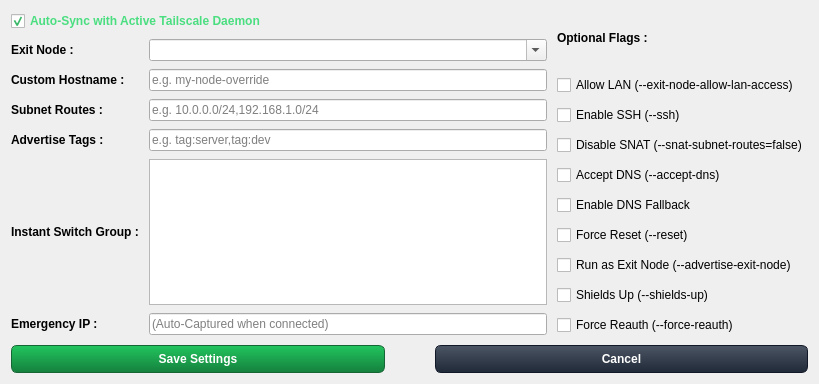
Above: pygui/dialogs/node.ui from Arean82/Tailscale-Headscale-Client before the change. Below: the same form after it.
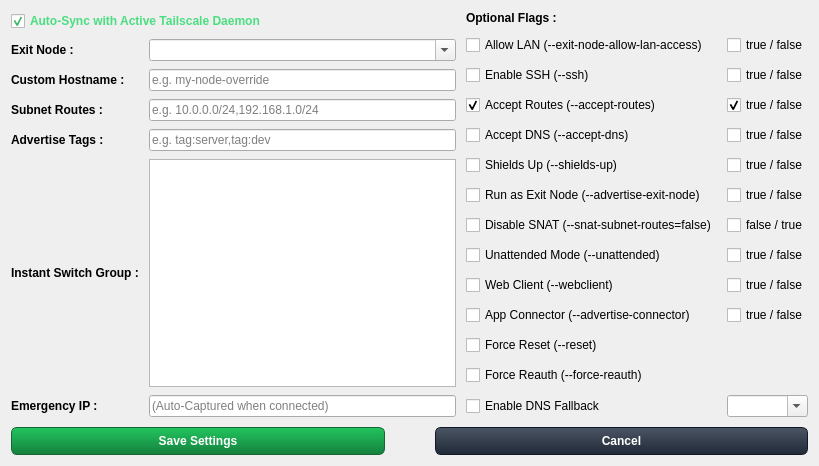
That is the form after the change.

Commit message: feat: add comprehensive per-profile tailscale flags and two-column options UI

What changed in the file:
```diff
--- a/pygui/dialogs/node.ui
+++ b/pygui/dialogs/node.ui
@@ -206,16 +206,6 @@
        </item>
        <item>
         <layout class="QGridLayout" name="flagsLayout">
-         <item row="5" column="0">
-          <widget class="QCheckBox" name="chkForceReset">
-           <property name="toolTip">
-            <string>Wipe local daemon state (routes, exit nodes) before bringing up this profile.</string>
-           </property>
-           <property name="text">
-            <string>Force Reset (--reset)</string>
-           </property>
-          </widget>
-         </item>
          <item row="0" column="0">
           <widget class="QCheckBox" name="chkAllowLAN">
            <property name="toolTip">
@@ -226,16 +216,6 @@
            </property>
           </widget>
          </item>
-         <item row="2" column="0">
-          <widget class="QCheckBox" name="chkDisableSNAT">
-           <property name="toolTip">
-            <string>Disable Source NAT for advertised routes. Required for site-to-site networking.</string>
-           </property>
-           <property name="text">
-            <string>Disable SNAT (--snat-subnet-routes=false)</string>
-           </property>
-          </widget>
-         </item>
          <item row="1" column="0">
           <widget class="QCheckBox" name="chkSSH">
            <property name="toolTip">
@@ -246,7 +226,100 @@
            </property>
           </widget>
          </item>
+          <item row="2" column="0">
+           <widget class="QCheckBox" name="chkAcceptRoutes">
+            <property name="toolTip">
+             <string>Accept subnet routes advertised by other nodes.</string>
+            </property>
+            <property name="text">
+             <string>Accept Routes (--accept-routes)</string>
+            </property>
+            <property name="checked">
+             <bool>true</bool>
+            </property>
+           </widget>
+          </item>
+          <item row="3" column="0">
+           <widget class="QCheckBox" name="chkAcceptDNS">
+            <property name="toolTip">
+             <string>Accept DNS settings pushed by the Tailnet.</string>
+            </property>
+            <property name="text">
+             <string>Accept DNS (--accept-dns)</string>
+            </property>
+           </widget>
+          </item>
+          <item row="4" column="0">
+           <widget class="QCheckBox" name="chkShieldsUp">
+            <property name="toolTip">
+             <string>Blocks incoming connections from other devices on your Tailnet for maximum security.</string>
+            </property>
+            <property name="text">
+             <string>Shields Up (--shields-up)</string>
+            </property>
+           </widget>
+          </item>
+          <item row="5" column="0">
+           <widget class="QCheckBox" name="chkAdvertiseExitNode">
+            <property name="toolTip">
+             <string>Allows this machine to act as an exit node for the rest of your Tailnet.</string>
+            </property>
+            <property name="text">
+             <string>Run as Exit Node (--advertise-exit-node)</string>
+            </property>
+           </widget>
+          </item>
+          <item row="6" column="0">
+           <widget class="QCheckBox" name="chkDisableSNAT">
+            <property name="toolTip">
+             <string>Disable Source NAT for advertised routes. Required for site-to-site networking.</string>
+            </property>
+            <property name="text">
+             <string>Disable SNAT (--snat-subnet-routes=false)</string>
+            </property>
+           </widget>
+          </item>
+          <item row="7" column="0">
+           <widget class="QCheckBox" name="chkUnattended">
+            <property name="toolTip">
+             <string>Run Tailscale unattended in background without user session.</string>
+            </property>
+            <property name="text">
+             <string>Unattended Mode (--unattended)</string>
+            </property>
+           </widget>
+          </item>
          <item row="8" column="0">
+           <widget class="QCheckBox" name="chkWebclient">
+            <property name="toolTip">
+             <string>Enable Tailscale web client interface on this machine.</string>
+            </property>
+            <property name="text">
+             <string>Web Client (--webclient)</string>
+            </property>
+           </widget>
+          </item>
+          <item row="9" column="0">
+           <widget class="QCheckBox" name="chkAdvertiseConnector">
+            <property name="toolTip">
+             <string>Advertise this machine as an app connector.</string>
+            </property>
+            <property name="text">
+             <string>App Connector (--advertise-connector)</string>
+            </property>
+           </widget>
+          </item>
+          <item row="10" column="0">
+           <widget class="QCheckBox" name="chkForceReset">
+            <property name="toolTip">
+             <string>Wipe local daemon state (routes, exit nodes) before bringing up this profile.</string>
+            </property>
+            <property name="text">
+             <string>Force Reset (--reset)</string>
+            </property>
+           </widget>
+          </item>
+          <item row="11" column="0">
           <widget class="QCheckBox" name="chkForceReauth">
            <property name="toolTip">
             <string>Forces the daemon to completely re-authenticate with the control server.</string>
@@ -256,17 +329,7 @@
            </property>
           </widget>
          </item>
-         <item row="6" column="0">
-          <widget class="QCheckBox" name="chkAdvertiseExitNode">
-           <property name="toolTip">
-            <string>Allows this machine to act as an exit node for the rest of your Tailnet.</string>
-           </property>
-           <property name="text">
-            <string>Run as Exit Node (--advertise-exit-node)</string>
-           </property>
-          </widget>
-         </item>
-         <item row="4" column="0">
+          <item row="12" column="0">
           <widget class="QCheckBox" name="chkDnsFallback">
            <property name="toolTip">
             <string>Use the cached Emergency IP if the login server domain cannot be resolved.</string>
@@ -276,24 +339,102 @@
            </property>
           </widget>
          </item>
-         <item row="7" column="0">
-          <widget class="QCheckBox" name="chkShieldsUp">
-           <property name="toolTip">
-            <string>Blocks incoming connections from other devices on your Tailnet for maximum security.</string>
-           </property>
+          <item row="0" column="1">
+           <widget class="QCheckBox" name="chkAllowLANValue">
+            <property name="text">
+             <string>true / false</string>
+            </property>
+           </widget>
+          </item>
+          <item row="1" column="1">
+           <widget class="QCheckBox" name="chkSSHValue">
            <property name="text">
-            <string>Shields Up (--shields-up)</string>
+             <string>true / false</string>
            </property>
           </widget>
          </item>
-         <item row="3" column="0">
-          <widget class="QCheckBox" name="chkAcceptDNS">
+          <item row="2" column="1">
+           <widget class="QCheckBox" name="chkAcceptRoutesValue">
+            <property name="text">
+             <string>true / false</string>
+            </property>
+            <property name="checked">
+             <bool>true</bool>
+            </property>
+           </widget>
+          </item>
+          <item row="3" column="1">
+           <widget class="QCheckBox" name="chkAcceptDNSValue">
+            <property name="text">
+             <string>true / false</string>
+            </property>
+           </widget>
+          </item>
+          <item row="4" column="1">
+           <widget class="QCheckBox" name="chkShieldsUpValue">
+            <property name="text">
+             <string>true / false</string>
+            </property>
+           </widget>
+          </item>
+          <item row="5" column="1">
+           <widget class="QCheckBox" name="chkAdvertiseExitNodeValue">
+            <property name="text">
+             <string>true / false</string>
+            </property>
+           </widget>
+          </item>
+          <item row="6" column="1">
+           <widget class="QCheckBox" name="chkDisableSNATValue">
+            <property name="text">
+             <string>false / true</string>
+            </property>
+           </widget>
+          </item>
+          <item row="7" column="1">
+           <widget class="QCheckBox" name="chkUnattendedValue">
+            <property name="text">
+             <string>true / false</string>
+            </property>
+           </widget>
+          </item>
+          <item row="8" column="1">
+           <widget class="QCheckBox" name="chkWebclientValue">
+            <property name="text">
+             <string>true / false</string>
+            </property>
+           </widget>
+          </item>
+          <item row="9" column="1">
+           <widget class="QCheckBox" name="chkAdvertiseConnectorValue">
+            <property name="text">
+             <string>true / false</string>
+            </property>
+           </widget>
+          </item>
+          <item row="12" column="1">
+           <widget class="QComboBox" name="comboAcceptRisk">
            <property name="toolTip">
-            <string>Accept DNS settings pushed by the Tailnet.</string>
-           </property>
+             <string>Select risk acceptance argument (--accept-risk=...)</string>
+            </property>
+            <property name="editable">
+             <bool>true</bool>
+            </property>
+            <item>
            <property name="text">
-            <string>Accept DNS (--accept-dns)</string>
-           </property>
+              <string/>
+             </property>
+            </item>
+            <item>
+             <property name="text">
+              <string>all</string>
+             </property>
+            </item>
+            <item>
+             <property name="text">
+              <string>lose-ssh</string>
+             </property>
+            </item>
           </widget>
          </item>
         </layout>
```
Lines whose indentation alone changed are shown as unchanged. The commit also changes 5 other files.
